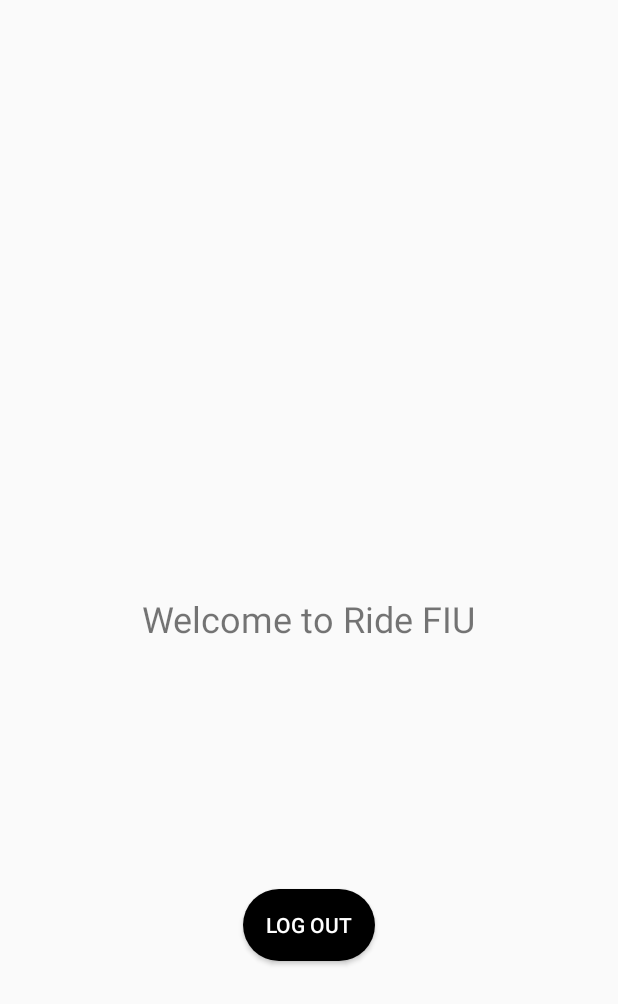
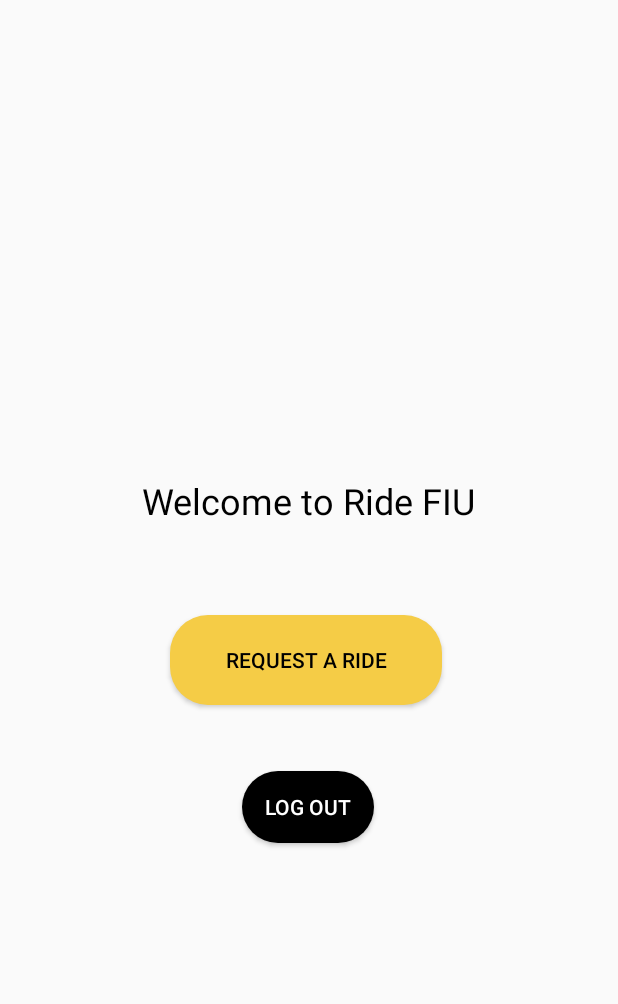
Before and after one commit to SparkDevF19/mobiledev-android, an Android app: the screen it shows after launch once a user with an empty profile is signed in (DashboardActivity), on a phone screen of 412 x 824 dp. Shown: the top 1004 px of the screen. Run offline under Robolectric (Android 15) with nearby library versions, the phone set to English and light mode, and no system bars; our stand-ins replace Firebase (no records; nobody signed in at launch, a user with empty details on screens opened directly).

Commit message:
Added 'request a ride' button that links to map activity

```diff
--- a/app/src/main/java/com/sparkdev/uber/DashboardActivity.kt
+++ b/app/src/main/java/com/sparkdev/uber/DashboardActivity.kt
@@ -22,5 +22,10 @@ class DashboardActivity : AppCompatActivity() {
             startActivity(Intent(this, LoginActivity::class.java))
             finish()
         }
+        // request a ride -> map screen
+        requestRide.setOnClickListener {
+            startActivity(Intent(this, MapsActivity::class.java))
+            finish()
+        }
     }
 }
--- a/app/src/main/res/drawable/rounded_button_yellow.xml
+++ b/app/src/main/res/drawable/rounded_button_yellow.xml
@@ -1,4 +1,6 @@
 <?xml version="1.0" encoding="utf-8"?>
-<selector xmlns:android="http://schemas.android.com/apk/res/android">
+<shape xmlns:android="http://schemas.android.com/apk/res/android">
 
-</selector>
+    <corners android:radius="25dp"/>
+    <solid android:color="@color/colorPrimary"/>
+</shape>
--- a/app/src/main/res/layout/activity_dashboard.xml
+++ b/app/src/main/res/layout/activity_dashboard.xml
@@ -12,21 +12,41 @@
         android:layout_height="wrap_content"
         android:text="Welcome to Ride FIU"
         android:textAllCaps="false"
+        android:textColor="@android:color/black"
         android:textSize="24sp"
         app:layout_constraintBottom_toBottomOf="parent"
         app:layout_constraintEnd_toEndOf="parent"
         app:layout_constraintStart_toStartOf="parent"
-        app:layout_constraintTop_toTopOf="parent" />
+        app:layout_constraintTop_toTopOf="parent"
+        app:layout_constraintVertical_bias="0.401" />
 
     <Button
         android:id="@+id/logoutButton"
         android:layout_width="wrap_content"
         android:layout_height="wrap_content"
         android:layout_marginTop="164dp"
+        android:background="@drawable/rounded_corner_button"
         android:text="Log Out"
-        android:background="@drawable/rounded_corner_button"
         android:textColor="@android:color/white"
         app:layout_constraintEnd_toEndOf="parent"
+        app:layout_constraintHorizontal_bias="0.498"
         app:layout_constraintStart_toStartOf="parent"
         app:layout_constraintTop_toBottomOf="@+id/welcomeText" />
+
+    <Button
+        android:id="@+id/requestRide"
+        android:layout_width="181dp"
+        android:layout_height="60dp"
+        android:layout_marginStart="113dp"
+        android:layout_marginTop="60dp"
+        android:layout_marginEnd="117dp"
+        android:layout_marginBottom="44dp"
+        android:background="@drawable/rounded_button_yellow"
+        android:text="Request a Ride"
+        android:textColor="@android:color/black"
+        app:layout_constraintBottom_toTopOf="@+id/logoutButton"
+        app:layout_constraintEnd_toEndOf="parent"
+        app:layout_constraintStart_toStartOf="parent"
+        app:layout_constraintTop_toBottomOf="@+id/welcomeText"
+        app:layout_constraintVertical_bias="0.333" />
 </androidx.constraintlayout.widget.ConstraintLayout>
--- a/app/src/main/res/values/strings.xml
+++ b/app/src/main/res/values/strings.xml
@@ -5,7 +5,6 @@
     <string name="where_to">Where To?</string>
     <string name="search">Search</string>
 
-    <string name="app_name">Uber</string>
     <string name="title_activity_settings">Settings</string>
 
     <!-- Preference Titles -->
```
